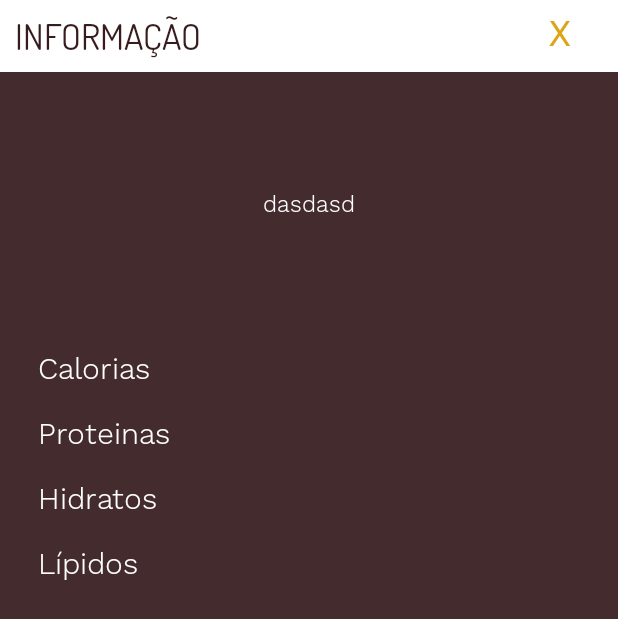
After one commit to andregouveia8/yourmeal, an Android app: the layout activity_popup_info.xml on its own in the app's theme, with its tools: preview values and no code run, on a phone screen of 412 x 824 dp. The commit adds this screen. Shown: the top 619 px of the screen. Run offline under Robolectric (Android 15) with nearby library versions, the phone set to English and light mode, and no system bars.

Commit message:
up
+info + algumas coisas de design

```diff
--- a/app/src/main/java/com/ym/yourmeal/LoginActivity.java
+++ b/app/src/main/java/com/ym/yourmeal/LoginActivity.java
@@ -5,6 +5,7 @@ import android.content.Intent;
 import android.content.SharedPreferences;
 import android.os.UserManager;
 import android.support.annotation.NonNull;
+import android.support.v7.app.ActionBar;
 import android.support.v7.app.AppCompatActivity;
 import android.os.Bundle;
 import android.text.TextUtils;
@@ -41,6 +42,9 @@ public class LoginActivity extends AppCompatActivity {
     protected void onCreate(Bundle savedInstanceState) {
         super.onCreate(savedInstanceState);
         setContentView(R.layout.activity_login);
+
+        ActionBar actionBar = getSupportActionBar();
+        actionBar.hide();
 
         txtemail = findViewById(R.id.txtPassword_Atual);
         txtpassword = findViewById(R.id.txtPassword_Nova);
--- a/app/src/main/java/com/ym/yourmeal/ProfileActivity.java
+++ b/app/src/main/java/com/ym/yourmeal/ProfileActivity.java
@@ -113,7 +113,7 @@ private ImageView photo;
 
                 name.setText(users.get(x).getName());
                 number.setText(parts[0]);
-                Picasso.get().load(users.get(x).getImg()).into(photo);
+                //Picasso.get().load(users.get(x).getImg()).into(photo);
 
             }
         }
--- a/app/src/main/res/drawable/buttonstyle4.xml
+++ b/app/src/main/res/drawable/buttonstyle4.xml
@@ -1,6 +1,6 @@
 <shape xmlns:android="http://schemas.android.com/apk/res/android"
     android:shape="rectangle" android:padding="10dp">
-    <solid android:color="@color/colorPrimary"/>
+    <solid android:color="@color/noColor"/>
     <corners
         android:bottomRightRadius="10dp"
         android:bottomLeftRadius="10dp"
--- /dev/null
+++ b/app/src/main/res/layout/activity_popup_info.xml
@@ -0,0 +1,182 @@
+<?xml version="1.0" encoding="utf-8"?>
+<LinearLayout xmlns:android="http://schemas.android.com/apk/res/android"
+    xmlns:app="http://schemas.android.com/apk/res-auto"
+    xmlns:tools="http://schemas.android.com/tools"
+    android:layout_width="match_parent"
+    android:layout_height="match_parent"
+    android:background="@color/MarromColorOpacity"
+    android:orientation="vertical"
+    tools:context=".PopupInfo">
+
+    <LinearLayout
+        android:layout_width="match_parent"
+        android:layout_height="wrap_content"
+        android:background="@color/WhiteColor"
+        android:orientation="horizontal">
+
+        <TextView
+            android:id="@+id/textView4"
+            android:layout_width="363dp"
+            android:layout_height="match_parent"
+            android:layout_weight="1"
+
+            android:fontFamily="@font/dosisregular"
+            android:text="INFORMAÇÃO"
+            android:gravity="center_vertical"
+            android:paddingLeft="10dp"
+            android:textColor="@color/MarromColor1"
+            android:textSize="24sp" />
+
+        <Button
+            android:id="@+id/btnCloseInfo"
+            android:layout_width="wrap_content"
+            android:layout_height="match_parent"
+            android:layout_weight="1"
+            android:background="@drawable/buttonstyle4"
+            android:fontFamily="@font/worksanslight"
+            android:paddingRight="10dp"
+            android:text="X"
+            android:textColor="@color/colorAccent"
+            android:textSize="24sp"
+            android:textStyle="bold" />
+    </LinearLayout>
+
+    <LinearLayout
+        android:layout_width="match_parent"
+        android:layout_height="177dp"
+        android:orientation="vertical">
+
+        <TextView
+            android:id="@+id/txtDescInfo"
+            android:layout_width="match_parent"
+            android:layout_height="match_parent"
+            android:fontFamily="@font/worksanslight"
+            android:gravity="center"
+            android:text="dasdasd"
+            android:textAlignment="center"
+            android:textColor="@color/WhiteColor"
+            android:textSize="15sp" />
+    </LinearLayout>
+
+    <LinearLayout
+        android:layout_width="match_parent"
+        android:layout_height="match_parent"
+        android:orientation="vertical">
+
+        <LinearLayout
+            android:layout_width="match_parent"
+            android:layout_height="43dp"
+            android:orientation="horizontal">
+
+            <TextView
+                android:layout_width="53dp"
+                android:layout_height="match_parent"
+                android:layout_weight="1"
+                android:fontFamily="@font/worksanslight"
+                android:gravity="center_vertical"
+                android:paddingLeft="25dp"
+                android:text="Calorias"
+                android:textColor="@color/WhiteColor"
+                android:textSize="20sp" />
+
+            <TextView
+                android:id="@+id/txtCalInfo"
+                android:layout_width="wrap_content"
+                android:layout_height="match_parent"
+                android:layout_weight="1"
+                android:fontFamily="@font/worksanslight"
+                android:gravity="center_vertical"
+                android:paddingRight="25dp"
+                android:textAlignment="textEnd"
+                android:textColor="@color/WhiteColor"
+                android:textSize="18sp" />
+        </LinearLayout>
+
+        <LinearLayout
+            android:layout_width="match_parent"
+            android:layout_height="43dp"
+            android:orientation="horizontal">
+
+            <TextView
+                android:layout_width="53dp"
+                android:layout_height="match_parent"
+                android:layout_weight="1"
+                android:fontFamily="@font/worksanslight"
+                android:gravity="center_vertical"
+                android:paddingLeft="25dp"
+                android:text="Proteinas"
+                android:textColor="@color/WhiteColor"
+                android:textSize="20sp" />
+
+            <TextView
+                android:id="@+id/txtProInfo"
+                android:layout_width="wrap_content"
+                android:layout_height="match_parent"
+                android:layout_weight="1"
+                android:fontFamily="@font/worksanslight"
+                android:gravity="center_vertical"
+                android:paddingRight="25dp"
+                android:textAlignment="textEnd"
+                android:textColor="@color/WhiteColor"
+                android:textSize="18sp" />
+        </LinearLayout>
+
+        <LinearLayout
+            android:layout_width="match_parent"
+            android:layout_height="43dp"
+            android:orientation="horizontal">
+
+            <TextView
+                android:layout_width="53dp"
+                android:layout_height="match_parent"
+                android:layout_weight="1"
+                android:fontFamily="@font/worksanslight"
+                android:gravity="center_vertical"
+                android:paddingLeft="25dp"
+                android:text="Hidratos"
+                android:textColor="@color/WhiteColor"
+                android:textSize="20sp" />
+
+            <TextView
+                android:id="@+id/txtHidInfo"
+                android:layout_width="wrap_content"
+                android:layout_height="match_parent"
+                android:layout_weight="1"
+                android:fontFamily="@font/worksanslight"
+                android:gravity="center_vertical"
+                android:paddingRight="25dp"
+                android:textAlignment="textEnd"
+                android:textColor="@color/WhiteColor"
+                android:textSize="18sp" />
+        </LinearLayout>
+
+        <LinearLayout
+            android:layout_width="match_parent"
+            android:layout_height="43dp"
+            android:orientation="horizontal">
+
+            <TextView
+                android:layout_width="53dp"
+                android:layout_height="match_parent"
+                android:layout_weight="1"
+                android:fontFamily="@font/worksanslight"
+                android:gravity="center_vertical"
+                android:paddingLeft="25dp"
+                android:text="Lípidos"
+                android:textColor="@color/WhiteColor"
+                android:textSize="20sp" />
+
+            <TextView
+                android:id="@+id/txtLipInfo"
+                android:layout_width="wrap_content"
+                android:layout_height="match_parent"
+                android:layout_weight="1"
+                android:fontFamily="@font/worksanslight"
+                android:gravity="center_vertical"
+                android:paddingRight="25dp"
+                android:textAlignment="textEnd"
+                android:textColor="@color/WhiteColor"
+                android:textSize="18sp" />
+        </LinearLayout>
+    </LinearLayout>
+</LinearLayout>
--- a/app/src/main/res/values/colors.xml
+++ b/app/src/main/res/values/colors.xml
@@ -10,4 +10,5 @@
     <color name="MarromColor2">#6d595b</color>
     <color name="MarromColor3">#918384</color>
     <color name="BlackColor">#000000</color>
+    <color name="noColor">#00000000</color>
 </resources>
```
Also changed, not shown: app/src/main/AndroidManifest.xml (+5 -3 lines), app/src/main/java/com/ym/yourmeal/FishFragment.java (+29 -6 lines), app/src/main/java/com/ym/yourmeal/MainActivity.java (+35 -0 lines), app/src/main/java/com/ym/yourmeal/MealActivity.java (+4 -47 lines), app/src/main/java/com/ym/yourmeal/MeatFragment.java (+31 -8 lines), app/src/main/java/com/ym/yourmeal/PopupInfo.java (added, +101 -0 lines), app/src/main/java/com/ym/yourmeal/VeganFragment.java (+20 -8 lines), app/src/main/res/layout/popup_reserva.xml (deleted, +0 -39 lines), app/src/main/res/values/styles.xml (+9 -0 lines).
